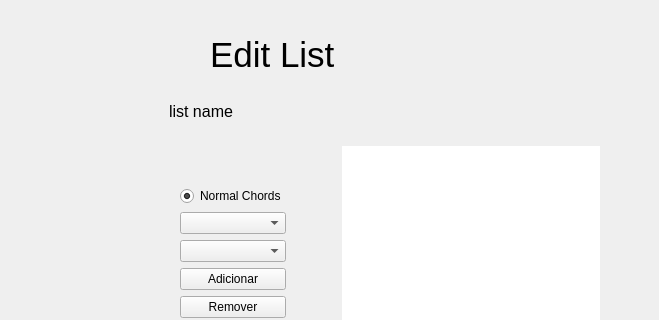
This is mainwindow.ui in clins1994/GuitAR as Qt 5 draws it before an edit; both pictures show x 141 to 800 and y 0 to 320 of the 800 by 450 pixel window. The edited form follows.
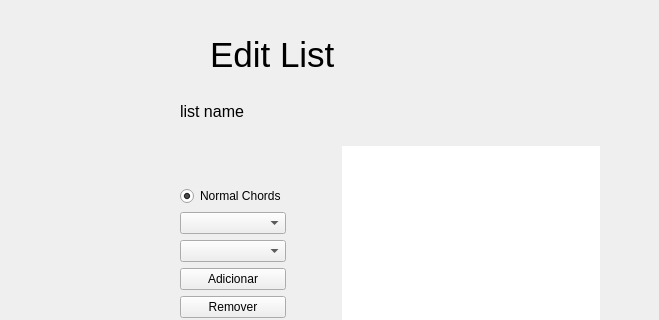
This is the edited form. The open tabs and pages were chosen to show the change. Icons and pictures are not drawn.

The edit to the form file:
```diff
--- a/mainwindow.ui
+++ b/mainwindow.ui
@@ -1389,6 +1389,9 @@
            <item>
             <widget class="QWidget" name="widget_7" native="true">
              <layout class="QHBoxLayout" name="horizontalLayout_15">
+              <property name="leftMargin">
+               <number>20</number>
+              </property>
               <property name="topMargin">
                <number>0</number>
               </property>
```
Left out of the diff: 2 changed lines with no effect on the pictures.
